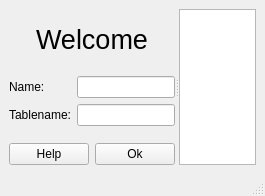
Dtai/PokerbotClient, file src/app/ruleCreator/welcomeWindow.ui: the form before one commit.
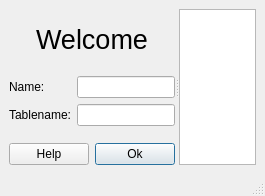
The form after the commit.

Commit message: welcomeWindow: try to make OK button default, limited success

Diff of the .ui file:
```diff
--- a/src/app/ruleCreator/welcomeWindow.ui
+++ b/src/app/ruleCreator/welcomeWindow.ui
@@ -81,6 +81,12 @@
           </item>
           <item>
            <widget class="QPushButton" name="btnOk">
+            <property name="autoDefault">
+             <bool>true</bool>
+            </property>
+            <property name="default">
+             <bool>true</bool>
+            </property>
             <property name="text">
              <string>Ok</string>
             </property>
```
The commit also changes 1 other file.
